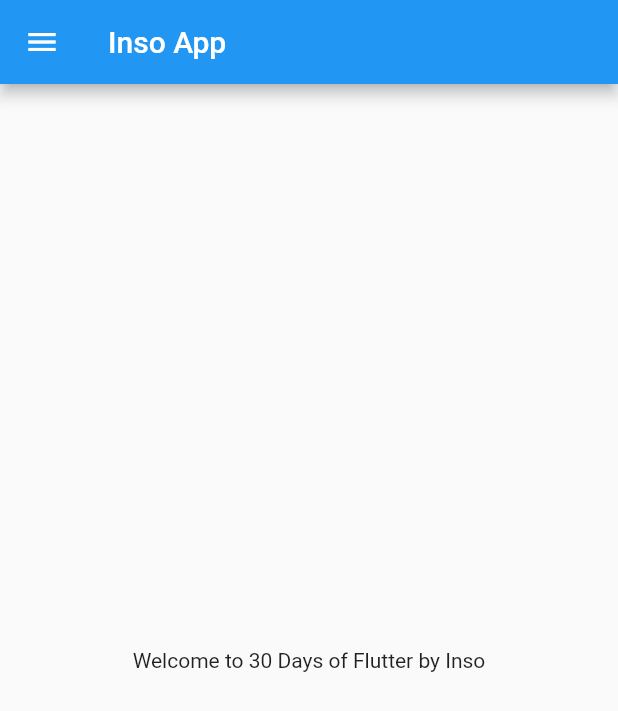
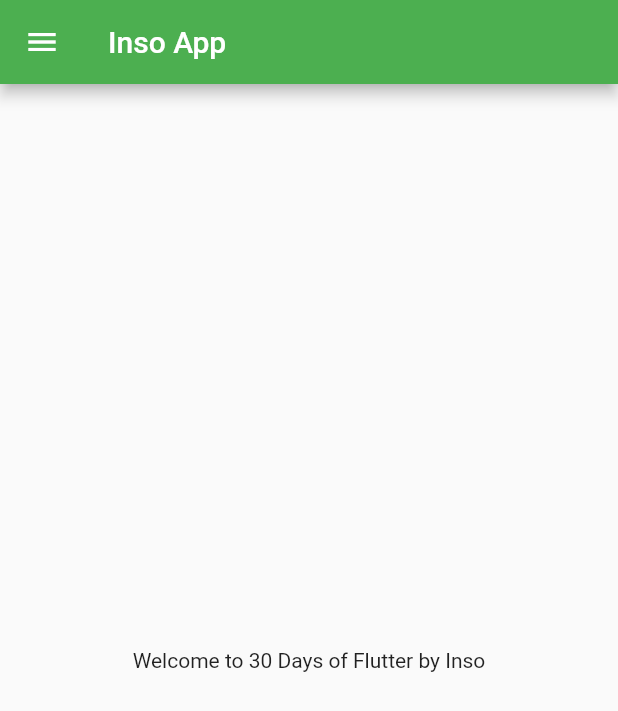
Before and after one commit to vimalbhatasana/my-app, a Flutter app: the screen it shows after launch, on a phone screen of 412 x 824 dp. Shown: the top 711 px of the screen. Run offline on Flutter 3.47's test engine with Material 2 defaults, Android fonts, the phone set to English and light mode, and no system bars.

Commit message:
Today Changes Completed

```diff
--- a/lib/main.dart
+++ b/lib/main.dart
@@ -1,5 +1,6 @@
 import 'package:flutter/material.dart';
-import 'home_page.dart';
+import 'pages/home_page.dart';
+import 'pages/login_page.dart';
 
 void main() {
   runApp(MyApp());
@@ -9,7 +10,18 @@ class MyApp extends StatelessWidget {
   @override
   Widget build(BuildContext context) {
     return MaterialApp(
-      home: HomePage(),
+      //home: HomePage(),
+      themeMode: ThemeMode.light,
+      theme: ThemeData(primarySwatch: Colors.green),
+      darkTheme: ThemeData(
+        brightness: Brightness.light,
+      ),
+      initialRoute: "/home",
+      routes: {
+        "/": (context) => LoginPage(),
+        "/home": (context) => HomePage(),
+        "/login": (context) => LoginPage(),
+      },
     );
   }
 }
```
Also changed, not shown: lib/pages/login_page.dart (added, +21 -0 lines), lib/pages/home_page.dart (renamed from lib/home_page.dart).
